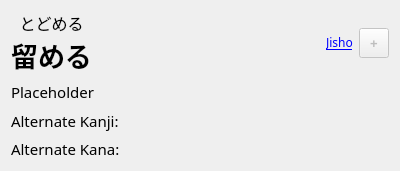
The window that src/gui/widgets/definition.ui (ripose-jp/Memento) describes before a commit, drawn with Qt 5.
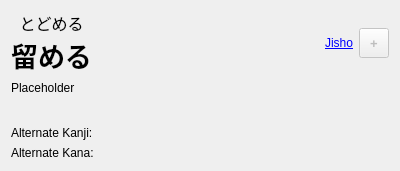
The same window after the commit.

Commit message: Changed some definitons fonts

```diff
--- a/src/gui/widgets/definition.ui
+++ b/src/gui/widgets/definition.ui
@@ -96,11 +96,6 @@
          <verstretch>0</verstretch>
         </sizepolicy>
        </property>
-       <property name="font">
-        <font>
-         <family>Noto Sans JP Medium</family>
-        </font>
-       </property>
        <property name="text">
         <string>&lt;a href=&quot;https://jisho.org/&quot;&gt;Jisho&lt;/a&gt;</string>
        </property>
@@ -142,12 +137,6 @@
        <verstretch>0</verstretch>
       </sizepolicy>
      </property>
-     <property name="font">
-      <font>
-       <family>Noto Sans JP Medium</family>
-       <pointsize>11</pointsize>
-      </font>
-     </property>
      <property name="text">
       <string notr="true">Placeholder</string>
      </property>
@@ -170,12 +159,6 @@
        <verstretch>0</verstretch>
       </sizepolicy>
      </property>
-     <property name="font">
-      <font>
-       <family>Noto Sans JP Medium</family>
-       <pointsize>11</pointsize>
-      </font>
-     </property>
      <property name="text">
       <string>Alternate Kanji: </string>
      </property>
@@ -195,12 +178,6 @@
        <verstretch>0</verstretch>
       </sizepolicy>
      </property>
-     <property name="font">
-      <font>
-       <family>Noto Sans JP Medium</family>
-       <pointsize>11</pointsize>
-      </font>
-     </property>
      <property name="text">
       <string>Alternate Kana: </string>
      </property>
```
The commit also changes 5 other files.
